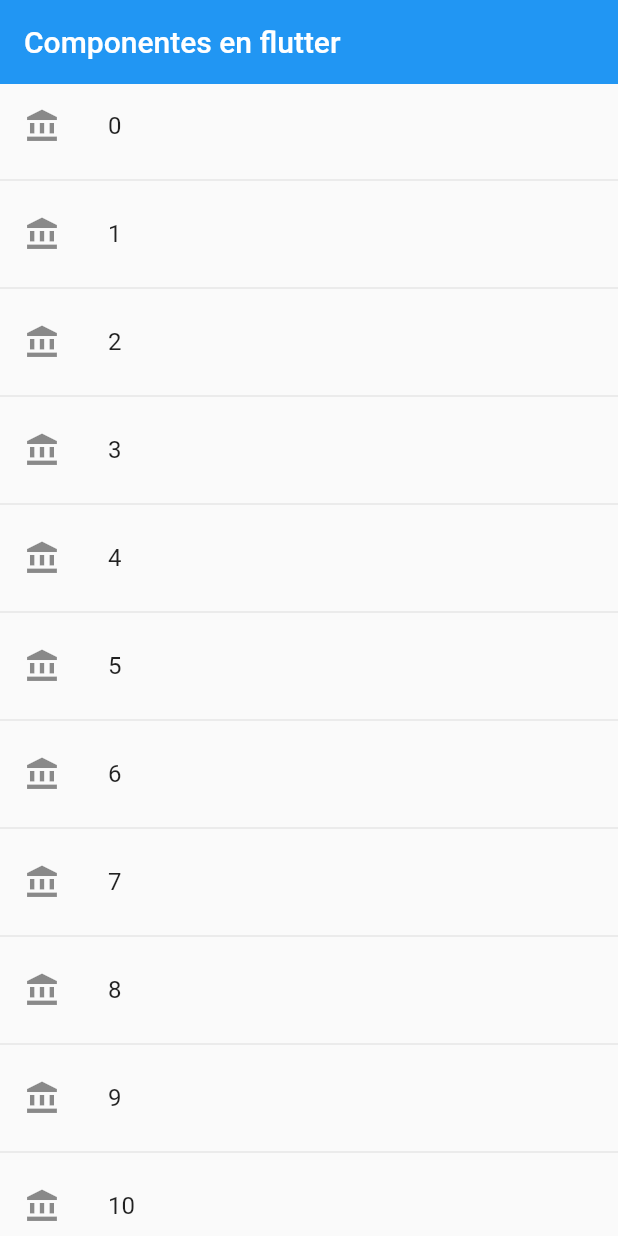
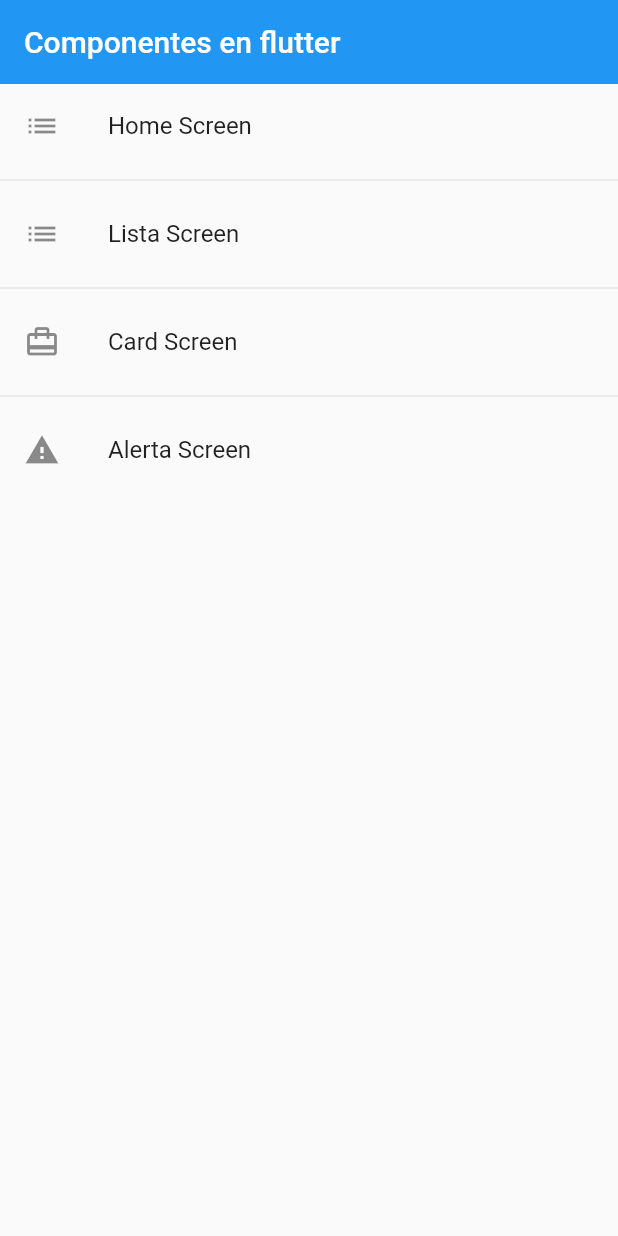
Before and after one commit to AndrusGerman/fl_components, a Flutter app: the screen it shows after launch, on a phone screen of 412 x 824 dp. Run offline on Flutter 3.47's test engine with Material 2 defaults, Android fonts, the phone set to English and light mode, and no system bars.

Commit message:
route manager app

```diff
--- a/lib/main.dart
+++ b/lib/main.dart
@@ -12,7 +12,7 @@ class MyApp extends StatelessWidget {
       debugShowCheckedModeBanner: false,
       title: 'Flutter Components',
       initialRoute: AppRoutes.initialRoute,
-      routes: AppRoutes.routes,
+      routes: AppRoutes.getAppRoutes(),
       onGenerateRoute: AppRoutes.onGenerateRoute,
     );
   }
--- /dev/null
+++ b/lib/models/menu_option.dart
@@ -0,0 +1,15 @@
+import 'package:flutter/material.dart' show IconData, Widget;
+
+class MenuOption {
+  final String route;
+  final IconData icon;
+  final String name;
+  final Widget screen;
+
+  const MenuOption({
+    required this.route,
+    required this.icon,
+    required this.name,
+    required this.screen,
+  });
+}
--- /dev/null
+++ b/lib/models/models.dart
@@ -0,0 +1 @@
+export './menu_option.dart';
--- a/lib/router/app_routes.dart
+++ b/lib/router/app_routes.dart
@@ -1,15 +1,42 @@
+import 'package:fl_components/models/models.dart';
 import 'package:fl_components/screens/screens.dart';
 import 'package:flutter/material.dart';
 
 class AppRoutes {
   static const initialRoute = 'home';
 
-  static Map<String, Widget Function(BuildContext)> routes = {
-    'home': (context) => const HomeScreen(),
-    'listview': (BuildContext context) => const ListViewScreen(),
-    'alert': (BuildContext context) => const AlertScreen(),
-    'card': (BuildContext context) => const CardScreen(),
-  };
+  static final menuOptions = <MenuOption>[
+    const MenuOption(
+        route: 'home',
+        icon: Icons.list,
+        name: 'Home Screen',
+        screen: HomeScreen()),
+    const MenuOption(
+        route: 'listview',
+        icon: Icons.list,
+        name: 'Lista Screen',
+        screen: ListViewScreen()),
+    const MenuOption(
+        route: 'card',
+        icon: Icons.card_travel,
+        name: 'Card Screen',
+        screen: CardScreen()),
+    const MenuOption(
+        route: 'alert',
+        icon: Icons.warning,
+        name: 'Alerta Screen',
+        screen: AlertScreen()),
+  ];
+
+  static Map<String, Widget Function(BuildContext)> getAppRoutes() {
+    Map<String, Widget Function(BuildContext)> appRoutes = {};
+
+    for (final element in menuOptions) {
+      appRoutes.addAll({element.route: (_) => element.screen});
+    }
+
+    return appRoutes;
+  }
 
   static Route<dynamic> onGenerateRoute(settings) {
     return MaterialPageRoute(
--- a/lib/screens/home_screen.dart
+++ b/lib/screens/home_screen.dart
@@ -1,4 +1,5 @@
-import 'package:fl_components/screens/screens.dart';
+import 'package:fl_components/models/menu_option.dart';
+import 'package:fl_components/router/app_routes.dart';
 import 'package:flutter/material.dart';
 
 class HomeScreen extends StatelessWidget {
@@ -12,18 +13,33 @@ class HomeScreen extends StatelessWidget {
         elevation: 0,
       ),
       body: ListView.separated(
-        itemBuilder: (context, index) => ListTile(
-          title: Text('$index'),
-          onTap: () {
-
-            Navigator.pushNamed(context, '$index');
-
-          },
-          leading: const Icon(Icons.account_balance),
-        ),
+        itemBuilder: (context, index) {
+          final option = AppRoutes.menuOptions[index];
+          return HomeScreenRouteItem(option: option);
+        },
         separatorBuilder: (context, index) => const Divider(),
-        itemCount: 100,
+        itemCount: AppRoutes.menuOptions.length,
       ),
     );
   }
 }
+
+class HomeScreenRouteItem extends StatelessWidget {
+  const HomeScreenRouteItem({
+    super.key,
+    required this.option,
+  });
+
+  final MenuOption option;
+
+  @override
+  Widget build(BuildContext context) {
+    return ListTile(
+      title: Text(option.name),
+      onTap: () {
+        Navigator.pushNamed(context, option.route);
+      },
+      leading: Icon(option.icon),
+    );
+  }
+}
```
